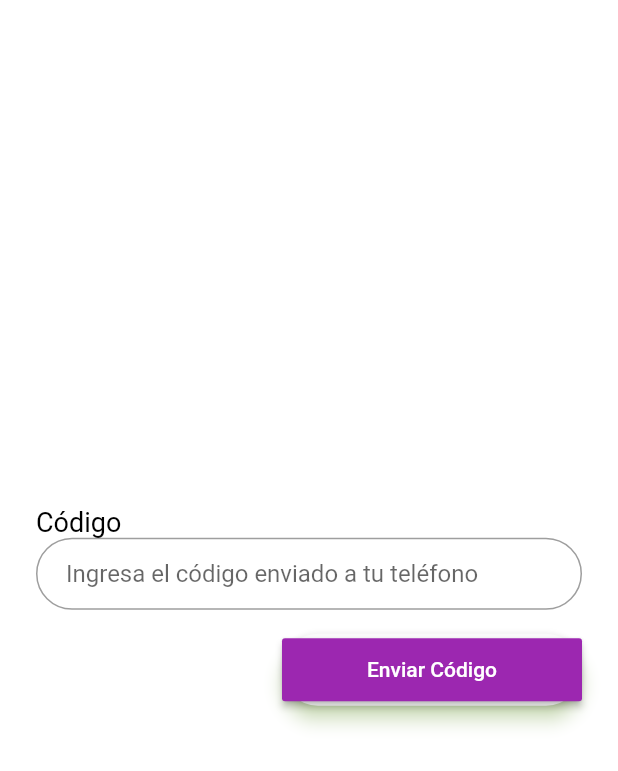
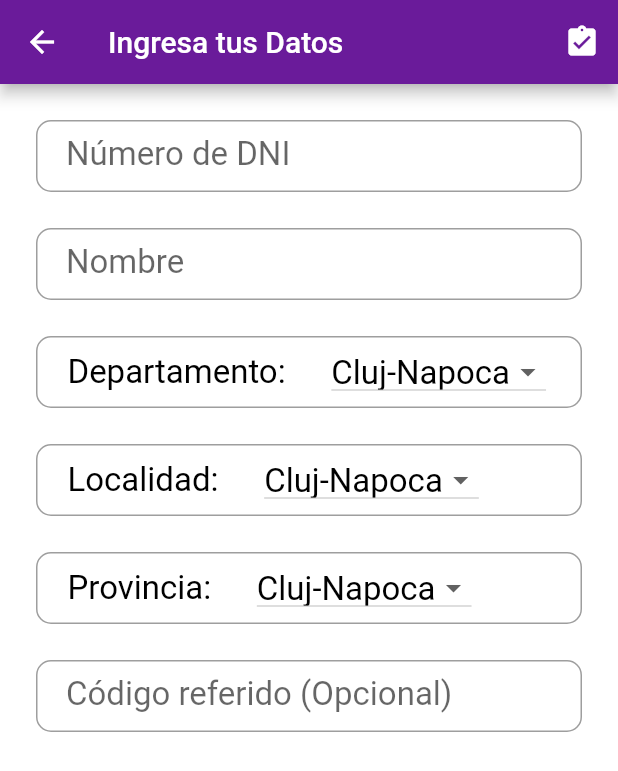
Before and after one commit to omarorlandini123/e-commerce, a Flutter app: the ValidarNumeroPage screen opened by its route, after a tap on "Enviar Código", on a phone screen of 412 x 824 dp. Shown: the top 771 px of the screen. Run offline on Flutter 3.47's test engine with Material 2 defaults, Android fonts, the phone set to English and light mode, and no system bars; Roboto replaces fonts that are missing (Arial).

Commit message:
Pantalla principal con Tabs

```diff
--- /dev/null
+++ b/lib/diseno/Componentes.dart
@@ -0,0 +1,5 @@
+class Componentes{
+
+
+
+}
--- a/lib/main.dart
+++ b/lib/main.dart
@@ -2,6 +2,9 @@ import 'package:flutter/material.dart';
 import 'package:ecommerce/pages/login_page.dart';
 import 'package:ecommerce/pages/validar_numero_page.dart';
 import 'package:ecommerce/pages/aceptar_terminos_page.dart';
+import 'package:ecommerce/pages/registro_page.dart';
+import 'package:ecommerce/pages/productos_page.dart';
+
 void main() => runApp(new MyApp());
 
 class MyApp extends StatelessWidget {
@@ -10,6 +13,8 @@ class MyApp extends StatelessWidget {
     AceptarTerminosPage.tag : (context)=>AceptarTerminosPage(),
     LoginPage.tag : (context)=>LoginPage(),
     ValidarNumeroPage.tag : (context)=>ValidarNumeroPage(),
+    RegistroPage.tag: (context)=>RegistroPage(),
+    ProductosPage.tag : (context)=>ProductosPage()
   };
 
   MyApp();
--- a/lib/pages/aceptar_terminos_page.dart
+++ b/lib/pages/aceptar_terminos_page.dart
@@ -1,9 +1,9 @@
 import 'package:flutter/material.dart';
-import 'package:ecommerce/diseno/ChoiceCard.dart';
 import 'package:ecommerce/pages/login_page.dart';
 
 class AceptarTerminosPage extends StatefulWidget {
   static String tag = 'aceptar-terminos-page';
+
   @override
   _AceptarTerminosPageState createState() => _AceptarTerminosPageState();
 }
@@ -21,10 +21,10 @@ class _AceptarTerminosPageState extends State<AceptarTerminosPage> {
   Widget build(BuildContext context) {
     return Scaffold(
       appBar: AppBar(
-        title: const Text('Aceptar Términos y Condiciones'),
+        title: Text('Aceptar Términos y Condiciones'),
         actions: <Widget>[
           IconButton(
-            icon: Icon(choices[0].icon),
+            icon: Icon(Icons.check),
             onPressed: () {
               Navigator.of(context).pushNamed(LoginPage.tag);
             },
@@ -60,8 +60,7 @@ class _AceptarTerminosPageState extends State<AceptarTerminosPage> {
                                   color: Colors.blue,
                                   fontSize: 20.0,
                                   fontWeight: FontWeight.bold,
-                                decoration: TextDecoration.underline
-                              )),
+                                  decoration: TextDecoration.underline)),
                           new TextSpan(text: ' de '),
                           new TextSpan(
                               text: 'Servicios y políticas de privacidad',
@@ -69,8 +68,7 @@ class _AceptarTerminosPageState extends State<AceptarTerminosPage> {
                                   color: Colors.blue,
                                   fontSize: 20.0,
                                   fontWeight: FontWeight.bold,
-                                decoration: TextDecoration.underline
-                              )),
+                                  decoration: TextDecoration.underline)),
                           new TextSpan(text: ' de Freeler Manager'),
                         ],
                       ),
--- a/lib/pages/login_page.dart
+++ b/lib/pages/login_page.dart
@@ -16,20 +16,14 @@ class _LoginPageState extends State<LoginPage> {
           backgroundColor: Colors.transparent,
           radius: 60.0,
           //child: Image.asset('assets/imgs/logo.png')
-            )
-            );
+        ));
 
-    final lbltelefono = Text(
-      'Número',
+    final lbltelefono = Text('Número telefónico',
         maxLines: 1,
         overflow: TextOverflow.fade,
         style: TextStyle(
-        color: Colors.black,
-        fontSize: 18.0,
-        fontStyle: FontStyle.normal
-      ),
-      textAlign: TextAlign.left
-    );
+            color: Colors.black, fontSize: 18.0, fontStyle: FontStyle.normal),
+        textAlign: TextAlign.left);
 
     final telefono = TextFormField(
       keyboardType: TextInputType.number,
@@ -54,16 +48,20 @@ class _LoginPageState extends State<LoginPage> {
             Navigator.of(context).pushNamed(ValidarNumeroPage.tag);
           },
           color: Colors.purple,
-          child: Text('Solicitar Registro', style: TextStyle(color: Colors.white)),
+          child:
+              Text('Solicitar Registro', style: TextStyle(color: Colors.white)),
         ),
       ),
     );
 
-
-
     return Scaffold(
       backgroundColor: Colors.white,
+      appBar: AppBar(
+        title: Text('Eres Bienvenido'),
+
+      ),
       body: Center(
+
         child: ListView(
           shrinkWrap: true,
           padding: EdgeInsets.only(left: 24.0, right: 24.0),
--- /dev/null
+++ b/lib/pages/productos_page.dart
@@ -0,0 +1,48 @@
+import 'package:flutter/material.dart';
+
+class ProductosPage extends StatefulWidget {
+  static String tag = 'productos-page';
+  @override
+  _ProductosPageState createState() => _ProductosPageState();
+}
+
+class _ProductosPageState extends State<ProductosPage>  with SingleTickerProviderStateMixin {
+  final List<Tab> myTabs = <Tab>[
+    new Tab(text: 'Propios'),
+    new Tab(text: 'Terceros'),
+  ];
+  TabController _tabController;
+
+  @override
+  void initState() {
+    super.initState();
+    _tabController = new TabController(vsync: this, length: myTabs.length);
+  }
+
+  @override
+  void dispose() {
+    _tabController.dispose();
+    super.dispose();
+  }
+
+  @override
+  Widget build(BuildContext context) {
+    return Scaffold(
+      backgroundColor: Colors.white,
+      appBar: AppBar(
+        bottom: TabBar(
+          controller: _tabController,
+          tabs: myTabs
+        ),
+        title: Text('Productos'),
+
+      ),
+      body: new TabBarView(
+        controller: _tabController,
+        children: myTabs.map((Tab tab) {
+          return new Center(child: new Text(tab.text));
+        }).toList(),
+      ),
+    );
+  }
+}
--- /dev/null
+++ b/lib/pages/registro_page.dart
@@ -0,0 +1,195 @@
+import 'package:flutter/material.dart';
+import 'productos_page.dart';
+
+class RegistroPage extends StatefulWidget {
+  static String tag = 'registro-page';
+  @override
+  _RegistroPageState createState() => _RegistroPageState();
+}
+
+class _RegistroPageState extends State<RegistroPage> {
+  List _cities = [
+    "Cluj-Napoca",
+    "Bucuresti",
+    "Timisoara",
+    "Brasov",
+    "Constanta"
+  ];
+
+  List<DropdownMenuItem<String>> _dropDownMenuItems;
+  String _currentCity;
+
+  @override
+  void initState() {
+    _dropDownMenuItems = getDropDownMenuItems();
+    _currentCity = _dropDownMenuItems[0].value;
+    super.initState();
+  }
+
+  List<DropdownMenuItem<String>> getDropDownMenuItems() {
+    List<DropdownMenuItem<String>> items = new List();
+    for (String city in _cities) {
+      items.add(new DropdownMenuItem(value: city, child: new Text(city)));
+    }
+    return items;
+  }
+
+  void changedDropDownItem(String selectedCity) {
+    setState(() {
+      _currentCity = selectedCity;
+    });
+  }
+
+  @override
+  Widget build(BuildContext context) {
+    final txtDNI = TextFormField(
+      style:
+          TextStyle(fontSize: 22.0, color: Colors.black, fontFamily: "Arial"),
+      keyboardType: TextInputType.number,
+      autofocus: false,
+      decoration: InputDecoration(
+          labelText: "Número de DNI",
+          contentPadding: EdgeInsets.fromLTRB(20.0, 10.0, 20.0, 10.0),
+          border:
+              OutlineInputBorder(borderRadius: BorderRadius.circular(10.0))),
+    );
+    final txtNombre = TextFormField(
+      style:
+          TextStyle(fontSize: 22.0, color: Colors.black, fontFamily: "Arial"),
+      keyboardType: TextInputType.text,
+      autofocus: false,
+      decoration: InputDecoration(
+          labelText: "Nombre",
+          contentPadding: EdgeInsets.fromLTRB(20.0, 10.0, 20.0, 10.0),
+          border:
+              OutlineInputBorder(borderRadius: BorderRadius.circular(10.0))),
+    );
+
+    final txtCodigoRef = TextFormField(
+      style:
+          TextStyle(fontSize: 22.0, color: Colors.black, fontFamily: "Arial"),
+      keyboardType: TextInputType.text,
+      autofocus: false,
+      decoration: InputDecoration(
+          labelText: "Código referido (Opcional)",
+          contentPadding: EdgeInsets.fromLTRB(20.0, 10.0, 20.0, 10.0),
+          border:
+              OutlineInputBorder(borderRadius: BorderRadius.circular(10.0))),
+    );
+
+    final cbDepartamento = Container(
+        padding: EdgeInsets.fromLTRB(20.0, 10.0, 20.0, 10.0),
+        decoration: BoxDecoration(
+            border: Border.all(
+                color: Colors.grey, width: 1.0, style: BorderStyle.solid),
+            borderRadius: BorderRadius.circular(10.0)),
+        child: Row(children: <Widget>[
+          Text('Departamento: ',
+              style: TextStyle(
+                  fontSize: 22.0, color: Colors.black, fontFamily: "Arial")),
+          SizedBox(
+            width: 25.0,
+          ),
+          DropdownButton(
+            style: TextStyle(
+                fontSize: 22.0, color: Colors.black, fontFamily: "Arial"),
+            isDense: true,
+            value: _currentCity,
+            items: _dropDownMenuItems,
+            onChanged: changedDropDownItem,
+            elevation: 3,
+          )
+        ]));
+    final cbLocalidad = Container(
+        padding: EdgeInsets.fromLTRB(20.0, 10.0, 20.0, 10.0),
+        decoration: BoxDecoration(
+            border: Border.all(
+                color: Colors.grey, width: 1.0, style: BorderStyle.solid),
+            borderRadius: BorderRadius.circular(10.0)),
+        child: Row(children: <Widget>[
+          Text('Localidad: ',
+              style: TextStyle(
+                  fontSize: 22.0, color: Colors.black, fontFamily: "Arial")),
+          SizedBox(
+            width: 25.0,
+          ),
+          DropdownButton(
+            style: TextStyle(
+                fontSize: 22.0, color: Colors.black, fontFamily: "Arial"),
+            isDense: true,
+            value: _currentCity,
+            items: _dropDownMenuItems,
+            onChanged: changedDropDownItem,
+            elevation: 3,
+          )
+        ]));
+    final cbProvincia = Container(
+        padding: EdgeInsets.fromLTRB(20.0, 10.0, 20.0, 10.0),
+        decoration: BoxDecoration(
+            border: Border.all(
+                color: Colors.grey, width: 1.0, style: BorderStyle.solid),
+            borderRadius: BorderRadius.circular(10.0)),
+        child: Row(children: <Widget>[
+          Text('Provincia: ',
+              style: TextStyle(
+                  fontSize: 22.0, color: Colors.black, fontFamily: "Arial")),
+          SizedBox(
+            width: 25.0,
+          ),
+          DropdownButton(
+            style: TextStyle(
+                fontSize: 22.0, color: Colors.black, fontFamily: "Arial"),
+            isDense: true,
+            value: _currentCity,
+            items: _dropDownMenuItems,
+            onChanged: changedDropDownItem,
+            elevation: 3,
+          )
+        ]));
+
+    return Scaffold(
+      backgroundColor: Colors.white,
+      appBar: AppBar(
+        title: Text('Ingresa tus Datos'),
+        actions: <Widget>[
+          IconButton(
+            icon: Icon(Icons.assignment_turned_in),
+            onPressed: () {
+              //Next Page
+              Navigator.of(context).pushNamed(ProductosPage.tag);
+            },
+          )
+        ],
+      ),
+      body: ListView(
+        shrinkWrap: true,
+        padding:
+            EdgeInsets.only(top: 24.0, bottom: 24.0, left: 24.0, right: 24.0),
+        children: <Widget>[
+          txtDNI,
+          SizedBox(
+            height: 24.0,
+          ),
+          txtNombre,
+
+          SizedBox(
+            height: 24.0,
+          ),
+          cbDepartamento,
+          SizedBox(
+            height: 24.0,
+          ),
+          cbLocalidad,
+          SizedBox(
+            height: 24.0,
+          ),
+          cbProvincia,
+          SizedBox(
+            height: 24.0,
+          ),
+          txtCodigoRef
+        ],
+      ),
+    );
+  }
+}
--- a/lib/pages/validar_numero_page.dart
+++ b/lib/pages/validar_numero_page.dart
@@ -1,7 +1,7 @@
 import 'package:flutter/material.dart';
-
+import 'package:ecommerce/pages/registro_page.dart';
 class ValidarNumeroPage extends StatefulWidget {
-  static String tag = 'login-page';
+  static String tag = 'validar-numero-page';
   @override
   _ValidarNumeroPageState createState() => _ValidarNumeroPageState();
 }
@@ -35,7 +35,7 @@ class _ValidarNumeroPageState extends State<ValidarNumeroPage> {
           minWidth: 200.0,
           height: 42.0,
           onPressed: () {
-            //Navigator.of(context).pushNamed(ValidarNumeroPage.tag);
+            Navigator.of(context).pushNamed(RegistroPage.tag);
           },
           color: Colors.purple,
           child: Text('Enviar Código', style: TextStyle(color: Colors.white)),
@@ -45,6 +45,9 @@ class _ValidarNumeroPageState extends State<ValidarNumeroPage> {
 
     return Scaffold(
       backgroundColor: Colors.white,
+      appBar: AppBar(
+        title: Text('Confirma tu identidad'),
+      ),
       body: Center(
         child: ListView(
           shrinkWrap: true,
```
Also changed, not shown: pubspec.lock, 1 other file. Lines whose indentation alone changed are shown as unchanged.
